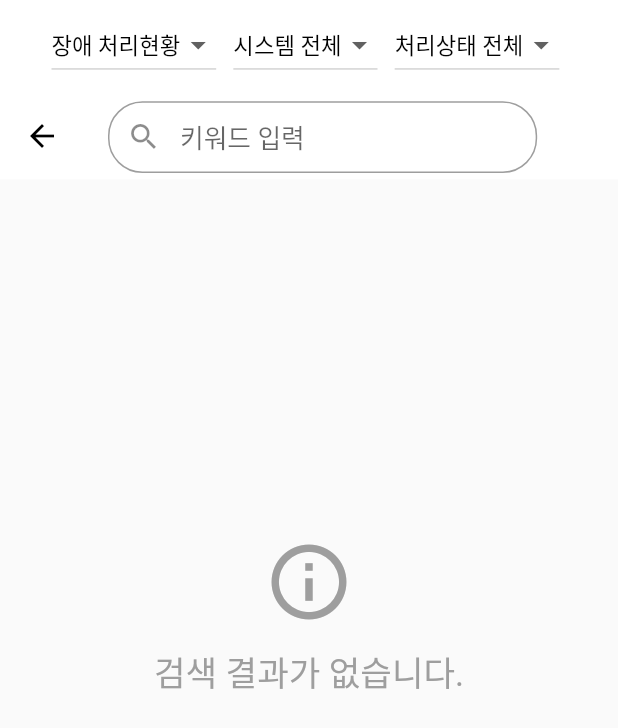
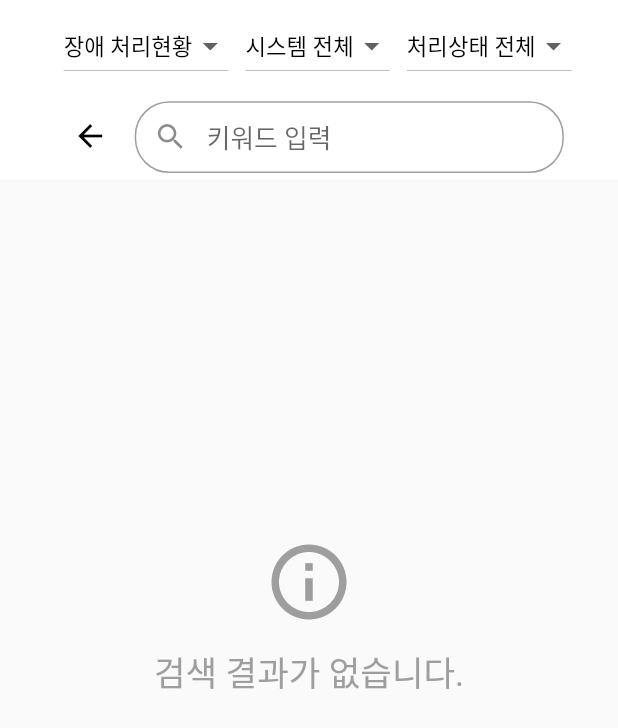
Before and after one commit to lalafafa1318/help_desk, a Flutter app: the KeywordPostListPage screen opened directly, on a phone screen of 412 x 824 dp. Shown: the top 728 px of the screen. Run offline on Flutter 3.47's test engine with Material 2 defaults, Android fonts, the phone set to English and light mode, and no system bars; drawn by our look-alikes of oktoast; our stand-ins replace awesome_dialog, bottom_navy_bar, cached_network_image, cloud_firestore, connectivity_plus, dotted_border and 18 more; missing offline and left inert: adaptive_scrollbar, cr_calendar, flutter_app_badger, flutter_facebook_auth, flutter_keyboard_size, flutter_pagination and 4 more; accounts and stored records are empty; statements that could not run were skipped.

Commit message:
30번쨰 commit

```diff
--- a/lib/communicateFirebase/comunicate_Firebase.dart
+++ b/lib/communicateFirebase/comunicate_Firebase.dart
@@ -411,8 +411,7 @@ class CommunicateFirebase {
   }
 
   // Database에서 게시물(post)에 대한 여러 comment를 가져오는 method
-  static Future<Map<String, dynamic>> getCommentAndUser(
-      PostModel postData) async {
+  static Future<Map<String, dynamic>> getCommentAndUser(PostModel postData) async {
     // Database에서 게시물(post)에 해당하는 여러 comment을 가져온다.
     QuerySnapshot<Map<String, dynamic>> comments =
         (postData.obsOrInq == ObsOrInqClassification.obstacleHandlingStatus
--- /dev/null
+++ b/lib/const/userClassification.dart
@@ -0,0 +1,20 @@
+// 일반 사용자와 IT 담당자를 구별하는 enum
+enum UserClassification {
+  // 일반 사용자
+  GENERALUSER,
+
+  // IT 담당자
+  ITUSER,
+}
+
+// 장애원인 분류 코드를 판별해 화면에 표시하는 Text로 변환하는 확장 Method
+extension UserClassificationExtension on UserClassification {
+  String get asText {
+    switch (this) {
+      case UserClassification.GENERALUSER:
+        return '일반 사용자';
+      default:
+        return 'IT 담당자';
+    }
+  }
+}
--- a/lib/model/user_model.dart
+++ b/lib/model/user_model.dart
@@ -1,7 +1,10 @@
 // User 계정의 토대가 되는 Model class 입니다.
 import 'package:cloud_firestore/cloud_firestore.dart';
+import 'package:help_desk/const/userClassification.dart';
 
 class UserModel {
+  // 일반 사용자인가? IT 담당자인가?
+  UserClassification
   // 이름
   String userName;
   // 설명
--- a/lib/screen/beforeBottomNavigationBar/login_page.dart
+++ b/lib/screen/beforeBottomNavigationBar/login_page.dart
@@ -92,8 +92,8 @@ class LoginPage extends StatelessWidget {
         },
         icon: Image.asset(
             'assets/images/twitter.png'), //icon data for elevated button
-        label: const Text('TwitterLogin',
-            style: const TextStyle(color: Colors.black)),
+        label:
+            const Text('TwitterLogin', style: TextStyle(color: Colors.black)),
         style: ElevatedButton.styleFrom(
           primary: const Color(0xFF50BCDF), //elevated btton background color
         ),
--- a/lib/screen/bottomNavigationBar/main_page.dart
+++ b/lib/screen/bottomNavigationBar/main_page.dart
@@ -36,6 +36,8 @@ class MainPage extends GetView<BottomNavigationBarController> {
         },
         child: Obx(
           () => Scaffold(
+            // 키보드가 위로 올라왔을 떄 Overhead가 되는 것을 방지한다.
+            resizeToAvoidBottomInset: false,
             bottomNavigationBar: BottomNavyBar(
               selectedIndex: controller.selectedIndex.value,
               showElevation: true, // use this to remove appBar's elevation
--- a/lib/screen/bottomNavigationBar/postList/keyword_post_list_page.dart
+++ b/lib/screen/bottomNavigationBar/postList/keyword_post_list_page.dart
@@ -44,9 +44,11 @@ class _KeywordPostListPageState extends State<KeywordPostListPage> {
   Widget dropdownClassification() {
     return Container(
       margin: EdgeInsets.only(top: 5.h),
+      width: ScreenUtil().screenWidth,
       child: Row(
+        mainAxisAlignment: MainAxisAlignment.center,
         children: [
-          SizedBox(width: 30.w),
+          SizedBox(width: 10.w),
           obsOrInqDropdown(),
           SizedBox(width: 10.w),
           sysDropdown(),
@@ -149,6 +151,25 @@ class _KeywordPostListPageState extends State<KeywordPostListPage> {
           },
         );
       },
+    );
+  }
+
+  // 이전 페이지 아이콘과 검색창를 나타내는 Widget 입니다.
+  Widget topView() {
+    return SizedBox(
+      width: ScreenUtil().screenWidth,
+      child: Row(
+        mainAxisAlignment: MainAxisAlignment.center,
+        children: [
+          // 이전 페이지 아이콘 입니다.
+          backIcon(),
+
+          SizedBox(width: 5.w),
+
+          // 검색창 입니다.
+          searchText(),
+        ],
+      ),
     );
   }
 
@@ -471,7 +492,7 @@ class _KeywordPostListPageState extends State<KeywordPostListPage> {
         );
       },
       child: Padding(
-        padding: EdgeInsets.all(16.0.r),
+        padding: EdgeInsets.all(16.0.w),
         child: Row(
           crossAxisAlignment: CrossAxisAlignment.start,
           children: [
@@ -932,14 +953,14 @@ class _KeywordPostListPageState extends State<KeywordPostListPage> {
               pinned: false,
               expandedHeight: 100.h,
               // 장애/문의 Dropdown, 시스템 Dropdown, 처리상태 Dropdown를 보여준다.
-              flexibleSpace: dropdownClassification(),
+              // flexibleSpace: dropdownClassification(),
+              actions: [dropdownClassification()],
 
               // 키워드를 검색하는 입력창을 보여준다.
               bottom: AppBar(
                 backgroundColor: Colors.white,
                 elevation: 0.0,
-                leading: backIcon(),
-                title: searchText(),
+                actions: [topView()],
               ),
             ),
 
--- a/lib/screen/bottomNavigationBar/postList/specific_post_page.dart
+++ b/lib/screen/bottomNavigationBar/postList/specific_post_page.dart
@@ -2047,8 +2047,7 @@ class _SpecificPostPageState extends State<SpecificPostPage> {
   }
 
   // comment의 whoCommentLike 속성에 사용자 Uid가 있는지 없는지에 따라 다른 로직을 구현하는 method
-  Future<void> isUserUidInWhoCommentLikeFromCommentData(
-      bool isResult, CommentModel comment) async {
+  Future<void> isUserUidInWhoCommentLikeFromCommentData(bool isResult, CommentModel comment) async {
     // comment의 whoCommentLike 속성에 사용자 Uid가 있었다.
     if (isResult) {
       // 하단 snackBar로 "이미 공감한 comment 입니다 :)" 표시한다.
--- a/lib/screen/bottomNavigationBar/settings/what_i_wrote_page.dart
+++ b/lib/screen/bottomNavigationBar/settings/what_i_wrote_page.dart
@@ -309,7 +309,7 @@ class _WhatIWrotePageState extends State<WhatIWrotePage> {
         );
       },
       child: Padding(
-        padding: EdgeInsets.all(18.0.r),
+        padding: EdgeInsets.all(16.0.r),
         child: Row(
           crossAxisAlignment: CrossAxisAlignment.start,
           children: [
```
Also changed, not shown: lib/screen/beforeBottomNavigationBar/sign_up_page.dart (+15 -5 lines), lib/screen/bottomNavigationBar/controller/notification_controller.dart (+4 -4 lines), lib/screen/bottomNavigationBar/notification/notification_page.dart (+24 -13 lines), lib/screen/bottomNavigationBar/postList/post_list_page.dart (+18 -12 lines), lib/screen/bottomNavigationBar/settings/what_i_comment_page.dart (+5 -3 lines).
